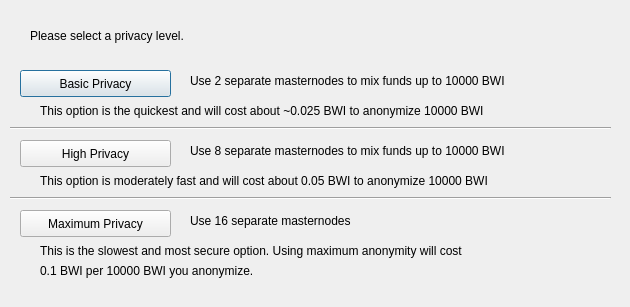
Before: the Qt Designer form src/qt/forms/obfuscationconfig.ui in KiriKiri/bitwin24, drawn with Qt 5.
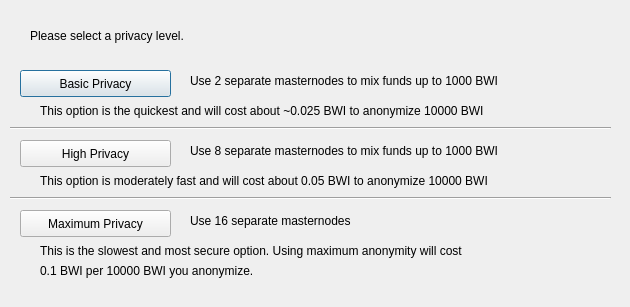
After: the same form once the commit is applied.

What changed in the file:
```diff
--- a/src/qt/forms/obfuscationconfig.ui
+++ b/src/qt/forms/obfuscationconfig.ui
@@ -75,7 +75,7 @@
     </rect>
    </property>
    <property name="text">
-    <string>Use 2 separate masternodes to mix funds up to 10000 BWI</string>
+    <string>Use 2 separate masternodes to mix funds up to 1000 BWI</string>
    </property>
   </widget>
   <widget class="QLabel" name="label_3">
@@ -88,7 +88,7 @@
     </rect>
    </property>
    <property name="text">
-    <string>Use 8 separate masternodes to mix funds up to 10000 BWI</string>
+    <string>Use 8 separate masternodes to mix funds up to 1000 BWI</string>
    </property>
   </widget>
   <widget class="QLabel" name="label_4">
```
